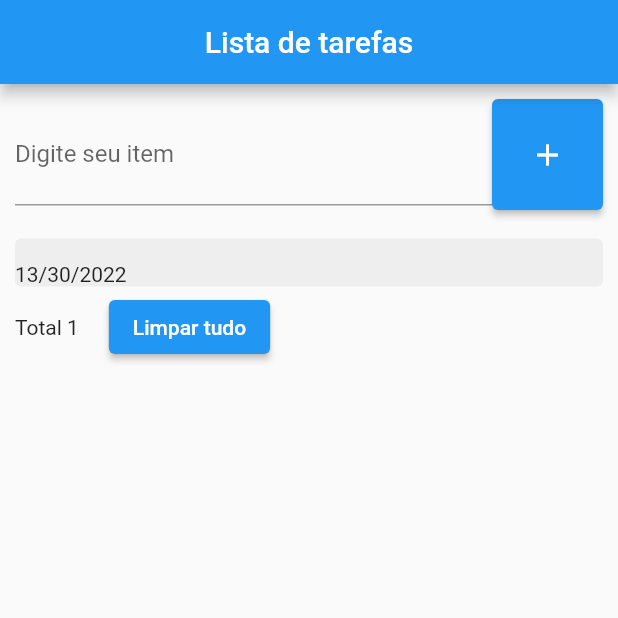
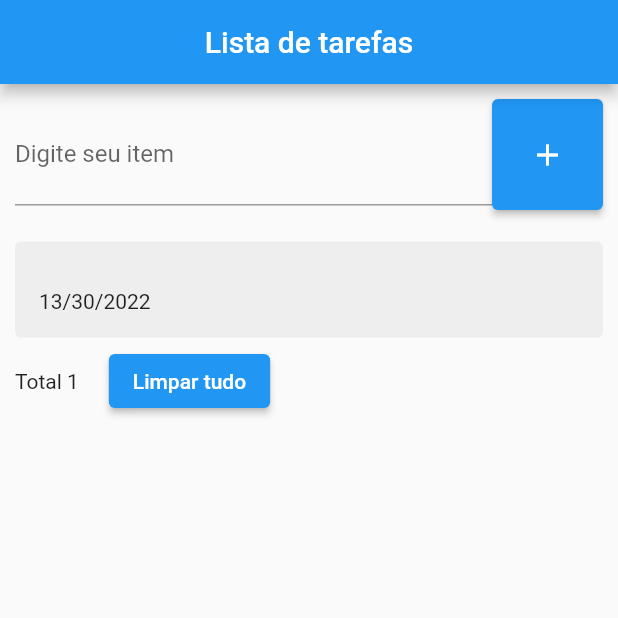
Before and after one commit to Wisterleys/todos_list, a Flutter app: the screen it shows after launch, after a tap on the "add" icon, on a phone screen of 412 x 824 dp, the top half of it. Run offline on Flutter 3.47's test engine with Material 2 defaults, Android fonts, the phone set to English and light mode, and no system bars; drawn by our look-alikes of flutter_slidable.

Commit message:
Ajustes no layout dos itens

```diff
--- a/lib/widgets/TodoListItem.dart
+++ b/lib/widgets/TodoListItem.dart
@@ -12,15 +12,17 @@ class TodoListItem extends StatelessWidget {
   void Function(Todo todo) itemDelete;
   @override
   Widget build(BuildContext context) {
-    return Slidable(
+    return Padding(
+      padding: EdgeInsets.symmetric(vertical: 5),
+      child: Slidable(
       child: Container(
-      margin: EdgeInsets.symmetric(vertical: 3),
+        padding: EdgeInsets.all(16),
         decoration: BoxDecoration(
           borderRadius: BorderRadius.circular(4),
           color: Colors.grey[200],
         ),
         child: Column(
-        crossAxisAlignment: CrossAxisAlignment.start,
+          crossAxisAlignment: CrossAxisAlignment.stretch,
           children: [
             todo.title,
             todo.date,
@@ -37,6 +39,7 @@ class TodoListItem extends StatelessWidget {
           },
         )
       ],
+      ),
     );
   }
 }
```
Lines whose indentation alone changed are shown as unchanged.
